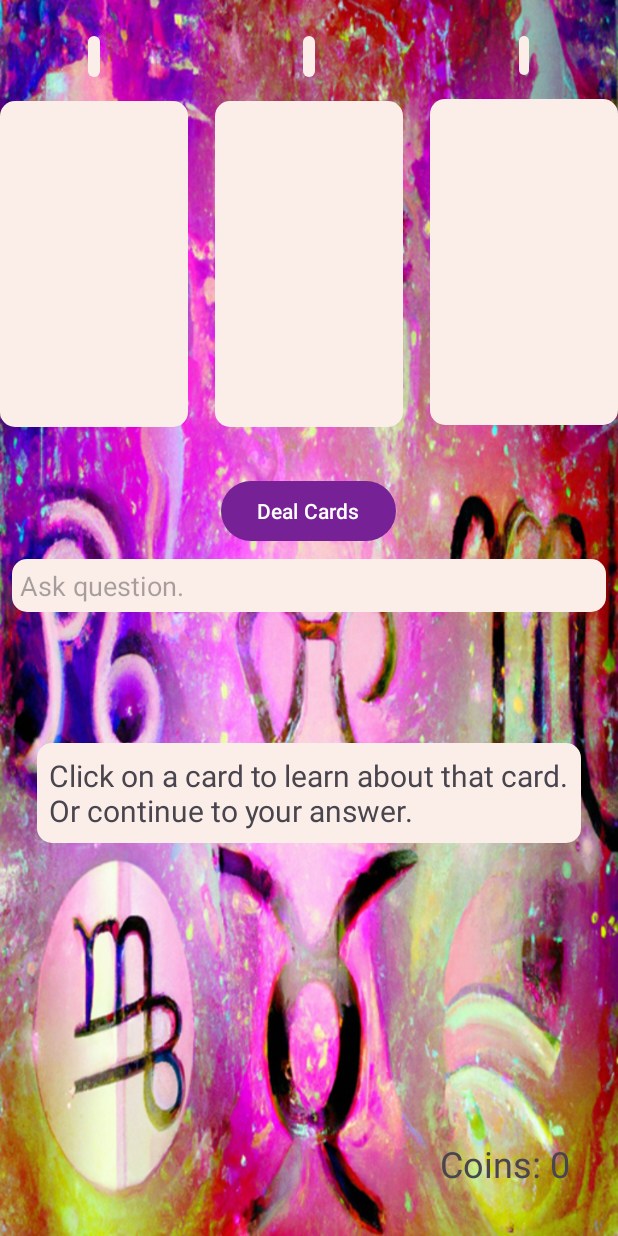
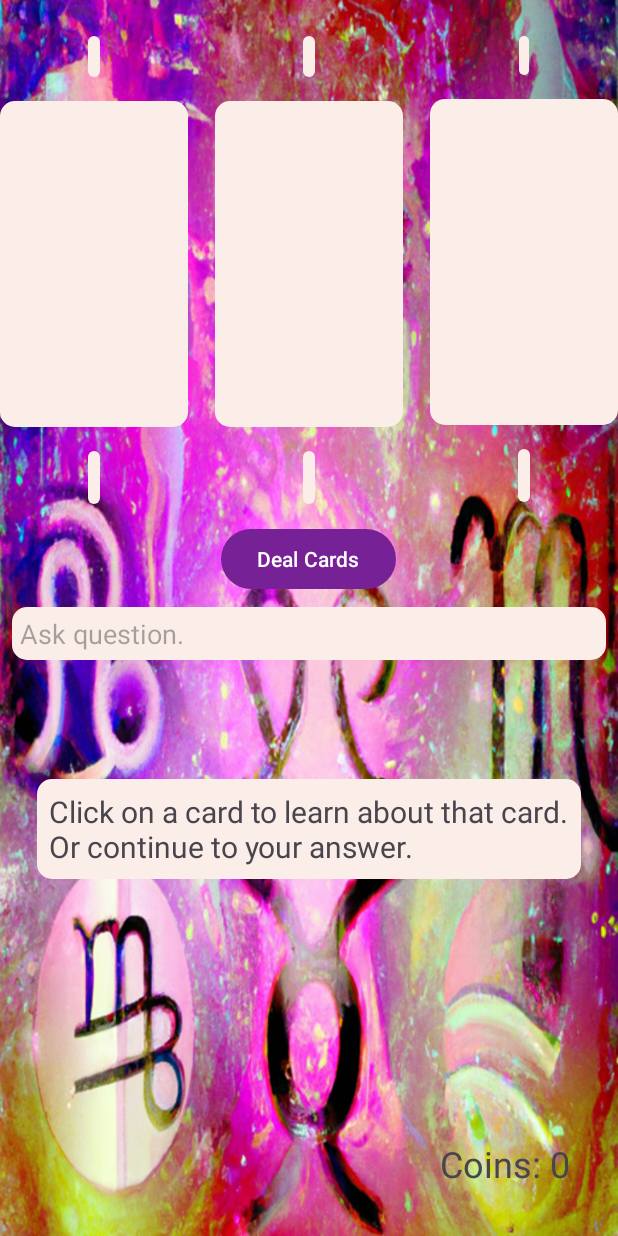
Before and after one commit to wholybee/tarot, an Android app: the layout fragment_tarot_question.xml on its own in the app's theme, with its tools: preview values and no code run, on a phone screen of 412 x 824 dp. Run offline under Robolectric (Android 15) with nearby library versions, the phone set to English and light mode, and no system bars.

Commit message:
test version code 2 uploaded to Play

```diff
--- a/app/build.gradle.kts
+++ b/app/build.gradle.kts
@@ -14,7 +14,7 @@ android {
         applicationId = "net.holybee.tarot"
         minSdk = 27
         targetSdk = 34
-        versionCode = 1
+        versionCode = 2
         versionName = "1.0"
 
         testInstrumentationRunner = "androidx.test.runner.AndroidJUnitRunner"
--- a/app/src/main/java/net/holybee/tarot/PurchaseFragment.kt
+++ b/app/src/main/java/net/holybee/tarot/PurchaseFragment.kt
@@ -59,15 +59,18 @@ class PurchaseFragment : Fragment() {
 
                 }
         }
-        lifecycleScope.launch {
+
+        //  Coins are now consumed via on purchaseUpdated in Billing Client wrapper
+
+       /* lifecycleScope.launch {
 
                 viewModel.inappPurchaseFlow
                     .collect {
                        val purchaseList = it
-                       purchaseList.forEach { purchase: Purchase ->  viewModel.consumePurchaseOnServer(purchase)}
+                       // purchaseList.forEach { purchase: Purchase ->  viewModel.consumePurchaseOnServer(purchase)}
                     }
 
-        }
+        } */
 
     }
 
--- a/app/src/main/java/net/holybee/tarot/PurchaseViewModel.kt
+++ b/app/src/main/java/net/holybee/tarot/PurchaseViewModel.kt
@@ -31,11 +31,11 @@ class PurchaseViewModel(application: Application) : AndroidViewModel(application
     init {
         billingClient.startBillingConnection(billingConnectionState = _billingConnectionState)
     }
-
-    fun consumePurchaseOnServer (purchase: Purchase?) {
+/// Coins are now consumed in onPurcahsesUpdates in BillingClient
+  /*  fun consumePurchaseOnServer (purchase: Purchase?) {
 
         billingClient.consumePurchaseOnServer(purchase)
-    }
+    } */
 
     fun buyCoin(
         productDetails: ProductDetails,
--- a/app/src/main/java/net/holybee/tarot/TarotQuestionFragment.kt
+++ b/app/src/main/java/net/holybee/tarot/TarotQuestionFragment.kt
@@ -155,7 +155,7 @@ class TarotQuestionFragment : Fragment() {
 
 
     fun clickAskButton() {
-
+            clearHistory()
             viewModel.gamePlay = GamePlay.ASKED
             binding.QuestionTextView.clearFocus()
             binding.progressBar.visibility = View.VISIBLE
@@ -193,6 +193,7 @@ class TarotQuestionFragment : Fragment() {
             binding.apply {
                 QuestionTextView.isEnabled = true
                 QuestionTextView.setText("")
+                dealButton.isEnabled = true
             }
             clearHistory()
             viewModel.gamePlay = GamePlay.NOTDEALT
@@ -247,10 +248,13 @@ class TarotQuestionFragment : Fragment() {
 
         binding.cardOneTextView.text = getString(R.string.face_down)
         binding.cardOneTextView.visibility = View.INVISIBLE
+        binding.cardOneRomanTextView.visibility = View.INVISIBLE
         binding.cardTwoTextView.text = getString(R.string.face_down)
         binding.cardTwoTextView.visibility = View.INVISIBLE
+        binding.cardTwoRomanTextView.visibility = View.INVISIBLE
         binding.cardThreeTextView.text = getString(R.string.face_down)
         binding.cardThreeTextView.visibility = View.INVISIBLE
+        binding.cardThreeRomanTextView.visibility = View.INVISIBLE
         binding.infoText.visibility = View.INVISIBLE
     }
 
@@ -269,11 +273,17 @@ class TarotQuestionFragment : Fragment() {
             setCardPicture(requireContext(), it, viewModel.hand[2]?.filename)
         }
         binding.cardOneTextView.text = viewModel.hand[0]?.text
+        binding.cardOneRomanTextView.text = viewModel.hand[0]?.roman
         binding.cardOneTextView.visibility = View.VISIBLE
+        binding.cardOneRomanTextView.visibility = View.VISIBLE
         binding.cardTwoTextView.text = viewModel.hand[1]?.text
+        binding.cardTwoRomanTextView.text = viewModel.hand[1]?.roman
         binding.cardTwoTextView.visibility = View.VISIBLE
+        binding.cardTwoRomanTextView.visibility = View.VISIBLE
         binding.cardThreeTextView.text = viewModel.hand[2]?.text
+        binding.cardThreeRomanTextView.text = viewModel.hand[2]?.roman
         binding.cardThreeTextView.visibility = View.VISIBLE
+        binding.cardThreeRomanTextView.visibility = View.VISIBLE
         binding.infoText.visibility = View.VISIBLE
     }
 
@@ -343,6 +353,7 @@ class TarotQuestionFragment : Fragment() {
                 )
             } else {
                 Toast.makeText(context,"Error:\n${response.message}",Toast.LENGTH_LONG).show()
+                clickPlayAgain()
             }
         }
     }
--- a/app/src/main/java/net/holybee/tarot/googleBilling/BillingClientWrapper.kt
+++ b/app/src/main/java/net/holybee/tarot/googleBilling/BillingClientWrapper.kt
@@ -31,6 +31,7 @@ import net.holybee.tarot.holybeeAPI.HolybeeAPIClient
 class BillingClientWrapper(
     context: Context
 ) : PurchasesUpdatedListener, ProductDetailsResponseListener, ConsumePurchaseResponseListener {
+    private var lastPurchase : Purchase? = null
 
     private val context = context
     private var isConsuming = false
@@ -192,6 +193,7 @@ class BillingClientWrapper(
             // Then, handle the purchases
             for (purchase in purchases) {
                 acknowledgePurchases(purchase)
+                consumePurchaseOnServer(purchase)
             }
         } else if (billingResult.responseCode == BillingClient.BillingResponseCode.USER_CANCELED) {
             // Handle an error caused by a user cancelling the purchase flow.
@@ -225,6 +227,7 @@ class BillingClientWrapper(
         }
     }
 
+    /*
     fun consumePurchase(purchase: Purchase?) {
         if (isConsuming) {
             Log.i(TAG,"Already consuming a coin. Skipping for now.")
@@ -248,7 +251,7 @@ class BillingClientWrapper(
                 }
             }
         }
-    }
+    }  */
 
     fun consumePurchaseOnServer(purchase: Purchase?) {
         if (isConsuming) {
--- a/app/src/main/java/net/holybee/tarot/holybeeAPI/HolybeeURL.kt
+++ b/app/src/main/java/net/holybee/tarot/holybeeAPI/HolybeeURL.kt
@@ -5,7 +5,7 @@ object HolybeeURL {
     const val login = "https://app.holybee.net/api/login/"
     const val create = "https://app.holybee.net/admin/addUser/"
     const val getCoins = "https://app.holybee.net/api/getCoins/"
-    const val openAI = "https://app.holybee.net/v1/"      // "https://app.holybee.net/v1/"  "http://192.168.1.104:5000/v1/"
+    const val openAI = "https://app.holybee.net/v1/"      // "https://app.holybee.net/v1/"  "http://192.168.33.76:5000/v1/"
     const val forgotPasswordURL = "https://app.holybee.net/forgotPassword"
 }
 /*
--- a/app/src/main/res/layout-sw800dp/fragment_tarot_question.xml
+++ b/app/src/main/res/layout-sw800dp/fragment_tarot_question.xml
@@ -47,12 +47,58 @@
         app:layout_constraintStart_toStartOf="parent"
         app:layout_constraintTop_toBottomOf="@+id/cardOneTextView" />
 
+    <TextView
+        android:id="@+id/cardOneRomanTextView"
+        android:layout_width="wrap_content"
+        android:layout_height="wrap_content"
+        android:layout_marginTop="16dp"
+        android:background="@drawable/rounded_corners"
+        android:padding="4dp"
+        android:textSize="32sp"
+        android:textStyle="bold"
+        android:typeface="serif"
+        app:layout_constraintEnd_toEndOf="@+id/cardOneView"
+        app:layout_constraintStart_toStartOf="@+id/cardOneView"
+        app:layout_constraintTop_toBottomOf="@+id/cardOneView" />
+
+    <TextView
+        android:id="@+id/cardTwoRomanTextView"
+        android:layout_width="wrap_content"
+        android:layout_height="wrap_content"
+        android:layout_marginTop="16dp"
+        android:background="@drawable/rounded_corners"
+        android:padding="4dp"
+        android:textSize="32sp"
+        android:textStyle="bold"
+        android:typeface="serif"
+        app:layout_constraintEnd_toEndOf="@+id/cardTwoView"
+        app:layout_constraintStart_toStartOf="@+id/cardTwoView"
+        app:layout_constraintTop_toBottomOf="@+id/cardTwoView" />
+
+    <TextView
+        android:id="@+id/cardThreeRomanTextView"
+        android:layout_width="wrap_content"
+        android:layout_height="wrap_content"
+        android:layout_marginTop="16dp"
+        android:background="@drawable/rounded_corners"
+        android:padding="4dp"
+        android:textSize="32sp"
+        android:textStyle="bold"
+        android:typeface="serif"
+        app:layout_constraintEnd_toEndOf="@+id/cardThreeView"
+        app:layout_constraintStart_toStartOf="@+id/cardThreeView"
+        app:layout_constraintTop_toBottomOf="@+id/cardThreeView" />
+
     <LinearLayout
         android:id="@+id/linearLayout"
         android:layout_width="match_parent"
         android:layout_height="wrap_content"
-        android:layout_marginTop="32dp"
+        android:layout_marginStart="8dp"
+        android:layout_marginTop="72dp"
+        android:layout_marginEnd="8dp"
         android:orientation="vertical"
+        app:layout_constraintEnd_toEndOf="parent"
+        app:layout_constraintStart_toStartOf="parent"
         app:layout_constraintTop_toBottomOf="@+id/cardTwoView">
 
         <Button
--- a/app/src/main/res/layout/fragment_tarot_question.xml
+++ b/app/src/main/res/layout/fragment_tarot_question.xml
@@ -7,8 +7,44 @@
     android:background="@drawable/questionbackground"
     tools:context=".TarotQuestionFragment">
 
+    <TextView
+        android:id="@+id/cardOneTextView"
+        android:layout_width="wrap_content"
+        android:layout_height="wrap_content"
+        android:layout_marginTop="24dp"
+        android:background="@drawable/rounded_corners"
+        android:padding="4dp"
+        android:text="@string/face_down"
+        app:layout_constraintEnd_toEndOf="@+id/cardOneView"
+        app:layout_constraintStart_toStartOf="@+id/cardOneView"
+        app:layout_constraintTop_toTopOf="parent" />
+
+    <TextView
+        android:id="@+id/cardTwoTextView"
+        android:layout_width="wrap_content"
+        android:layout_height="wrap_content"
+        android:layout_marginTop="24dp"
+        android:background="@drawable/rounded_corners"
+        android:padding="4dp"
+        android:text="@string/face_down"
+        app:layout_constraintEnd_toEndOf="@+id/cardTwoView"
+        app:layout_constraintStart_toStartOf="@+id/cardTwoView"
+        app:layout_constraintTop_toTopOf="parent" />
+
+    <TextView
+        android:id="@+id/cardThreeTextView"
+        android:layout_width="wrap_content"
+        android:layout_height="wrap_content"
+        android:layout_marginTop="24dp"
+        android:background="@drawable/rounded_corners"
+        android:padding="3dp"
+        android:text="@string/face_down"
+        app:layout_constraintEnd_toEndOf="@+id/cardThreeView"
+        app:layout_constraintStart_toStartOf="@+id/cardThreeView"
+        app:layout_constraintTop_toTopOf="parent" />
+
     <ImageButton
-        android:id="@+id/cardThreeView"
+        android:id="@+id/cardOneView"
         android:layout_width="125dp"
         android:layout_height="217dp"
         android:layout_marginTop="16dp"
@@ -17,8 +53,8 @@
         android:focusableInTouchMode="false"
         android:gravity="center"
         android:scaleType="fitCenter"
-        app:layout_constraintEnd_toEndOf="parent"
-        app:layout_constraintTop_toBottomOf="@+id/cardThreeTextView" />
+        app:layout_constraintStart_toStartOf="parent"
+        app:layout_constraintTop_toBottomOf="@+id/cardOneTextView" />
 
     <ImageButton
         android:id="@+id/cardTwoView"
@@ -35,7 +71,7 @@
         app:layout_constraintTop_toBottomOf="@+id/cardTwoTextView" />
 
     <ImageButton
-        android:id="@+id/cardOneView"
+        android:id="@+id/cardThreeView"
         android:layout_width="125dp"
         android:layout_height="217dp"
         android:layout_marginTop="16dp"
@@ -44,14 +80,56 @@
         android:focusableInTouchMode="false"
         android:gravity="center"
         android:scaleType="fitCenter"
-        app:layout_constraintStart_toStartOf="parent"
-        app:layout_constraintTop_toBottomOf="@+id/cardOneTextView" />
+        app:layout_constraintEnd_toEndOf="parent"
+        app:layout_constraintTop_toBottomOf="@+id/cardThreeTextView" />
+
+    <TextView
+        android:id="@+id/cardOneRomanTextView"
+        android:layout_width="wrap_content"
+        android:layout_height="wrap_content"
+        android:layout_marginTop="16dp"
+        android:background="@drawable/rounded_corners"
+        android:padding="4dp"
+        android:textSize="20sp"
+        android:textStyle="bold"
+        android:typeface="serif"
+        app:layout_constraintEnd_toEndOf="@+id/cardOneView"
+        app:layout_constraintStart_toStartOf="@+id/cardOneView"
+        app:layout_constraintTop_toBottomOf="@+id/cardOneView" />
+
+    <TextView
+        android:id="@+id/cardTwoRomanTextView"
+        android:layout_width="wrap_content"
+        android:layout_height="wrap_content"
+        android:layout_marginTop="16dp"
+        android:background="@drawable/rounded_corners"
+        android:padding="4dp"
+        android:textSize="20sp"
+        android:textStyle="bold"
+        android:typeface="serif"
+        app:layout_constraintEnd_toEndOf="@+id/cardTwoView"
+        app:layout_constraintStart_toStartOf="@+id/cardTwoView"
+        app:layout_constraintTop_toBottomOf="@+id/cardTwoView" />
+
+    <TextView
+        android:id="@+id/cardThreeRomanTextView"
+        android:layout_width="wrap_content"
+        android:layout_height="wrap_content"
+        android:layout_marginTop="16dp"
+        android:background="@drawable/rounded_corners"
+        android:padding="4dp"
+        android:textSize="20sp"
+        android:textStyle="bold"
+        android:typeface="serif"
+        app:layout_constraintEnd_toEndOf="@+id/cardThreeView"
+        app:layout_constraintStart_toStartOf="@+id/cardThreeView"
+        app:layout_constraintTop_toBottomOf="@+id/cardThreeView" />
 
     <LinearLayout
         android:id="@+id/linearLayout"
         android:layout_width="match_parent"
         android:layout_height="wrap_content"
-        android:layout_marginTop="32dp"
+        android:layout_marginTop="64dp"
         android:orientation="vertical"
         app:layout_constraintTop_toBottomOf="@+id/cardTwoView">
 
@@ -93,42 +171,6 @@
         app:layout_constraintTop_toTopOf="@+id/cardTwoView" />
 
     <TextView
-        android:id="@+id/cardOneTextView"
-        android:layout_width="wrap_content"
-        android:layout_height="wrap_content"
-        android:layout_marginTop="24dp"
-        android:background="@drawable/rounded_corners"
-        android:padding="4dp"
-        android:text="@string/face_down"
-        app:layout_constraintEnd_toEndOf="@+id/cardOneView"
-        app:layout_constraintStart_toStartOf="@+id/cardOneView"
-        app:layout_constraintTop_toTopOf="parent" />
-
-    <TextView
-        android:id="@+id/cardTwoTextView"
-        android:layout_width="wrap_content"
-        android:layout_height="wrap_content"
-        android:layout_marginTop="24dp"
-        android:background="@drawable/rounded_corners"
-        android:padding="4dp"
-        android:text="@string/face_down"
-        app:layout_constraintEnd_toEndOf="@+id/cardTwoView"
-        app:layout_constraintStart_toStartOf="@+id/cardTwoView"
-        app:layout_constraintTop_toTopOf="parent" />
-
-    <TextView
-        android:id="@+id/cardThreeTextView"
-        android:layout_width="wrap_content"
-        android:layout_height="wrap_content"
-        android:layout_marginTop="24dp"
-        android:background="@drawable/rounded_corners"
-        android:padding="3dp"
-        android:text="@string/face_down"
-        app:layout_constraintEnd_toEndOf="@+id/cardThreeView"
-        app:layout_constraintStart_toStartOf="@+id/cardThreeView"
-        app:layout_constraintTop_toTopOf="parent" />
-
-    <TextView
         android:id="@+id/infoText"
         android:layout_width="wrap_content"
         android:layout_height="wrap_content"
```
